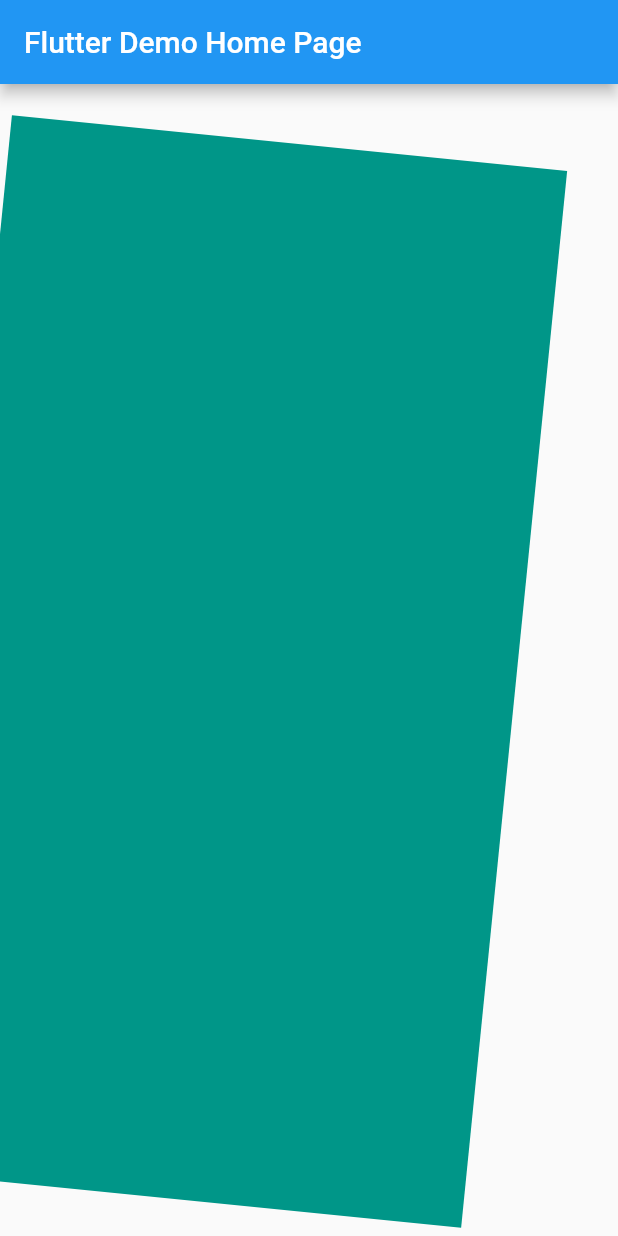
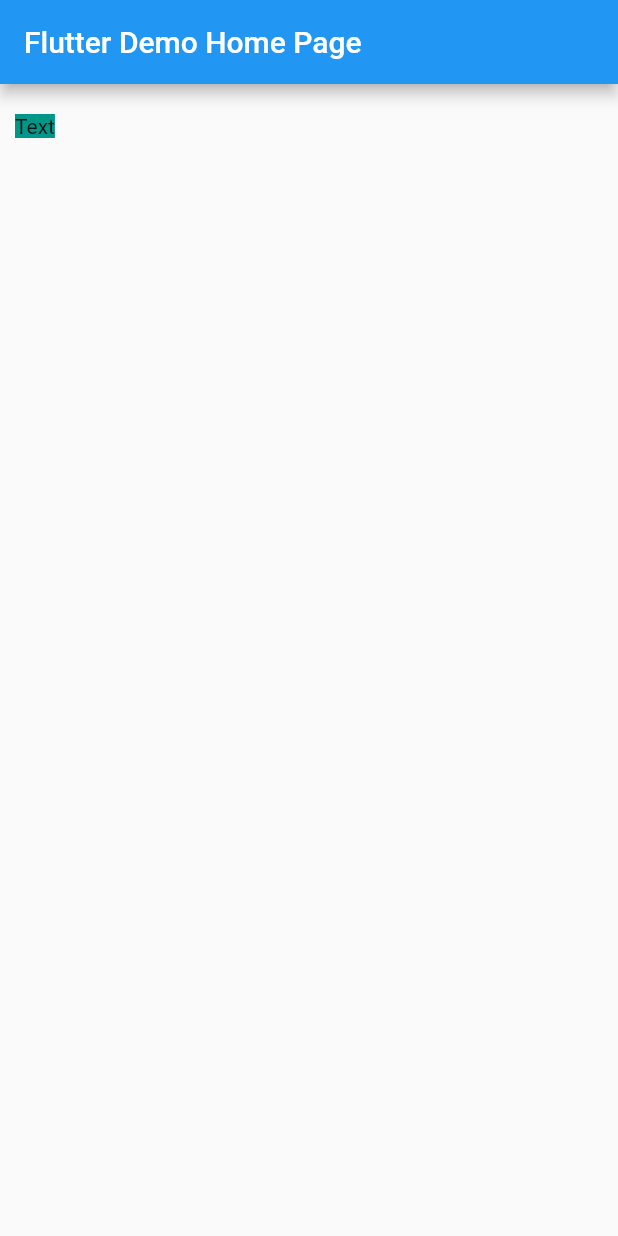
Before and after one commit to misaki-kawaguchi/QueensTechLab, a Flutter app: the screen it shows after launch, on a phone screen of 412 x 824 dp. Run offline on Flutter 3.47's test engine with Material 2 defaults, Android fonts, the phone set to English and light mode, and no system bars.

Commit message:
childを追加

```diff
--- a/task0/lib/main.dart
+++ b/task0/lib/main.dart
@@ -39,7 +39,7 @@ class _MyHomePageState extends State<MyHomePage> {
       body: Container(
         color: Colors.teal,
         margin: const EdgeInsets.fromLTRB(10.0, 20.0, 30.0, 40.0),
-        transform: Matrix4.rotationZ(0.1),
+        child: const Text('Text'),
       )
     );
   }
```
